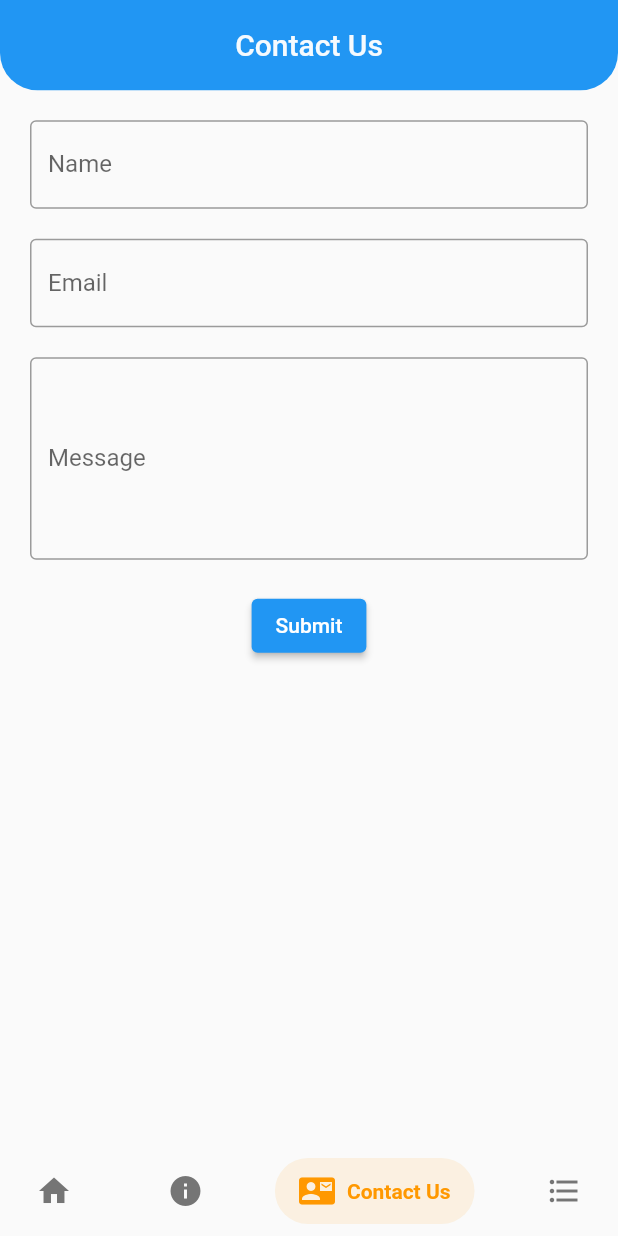
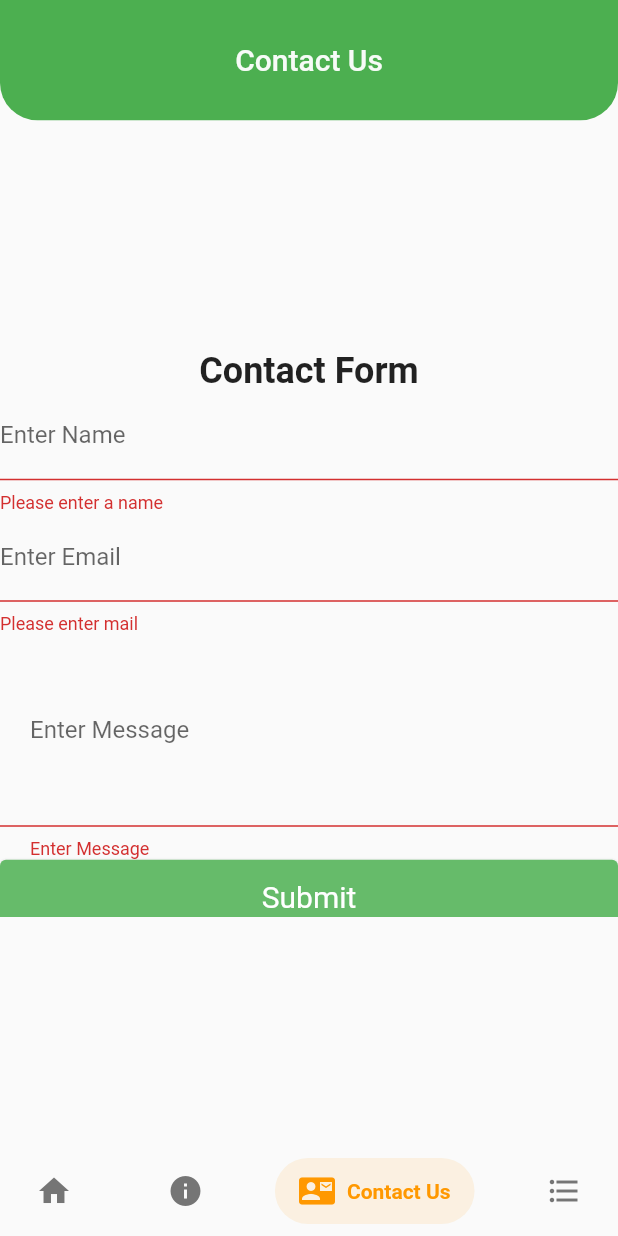
Before and after one commit to KhfifiSlim/FlutterProjectMpdam, a Flutter app: the screen it shows after launch, item 3 of the bottom bar chosen, after a tap on "Submit", on a phone screen of 412 x 824 dp. Run offline on Flutter 3.47's test engine with Material 2 defaults, Android fonts, the phone set to English and light mode, and no system bars; drawn by our look-alikes of salomon_bottom_bar; network calls fail.

Commit message:
FormPage contact page

```diff
--- /dev/null
+++ b/lib/FormPage.dart
@@ -0,0 +1,269 @@
+import 'package:flutter/material.dart';
+import 'package:flutterproject/welcome.dart';
+import 'package:salomon_bottom_bar/salomon_bottom_bar.dart';
+
+import 'InfoPage.dart';
+
+
+void main() {
+  runApp(const FormApp());
+}
+
+class FormApp extends StatelessWidget {
+  const FormApp({Key? key}) : super(key: key);
+
+  @override
+  Widget build(BuildContext context) {
+    return MaterialApp(
+      debugShowCheckedModeBanner: false,
+      title: 'Contact Us',
+      home: const FormPage(title: 'Contact Us'),
+    );
+  }
+}
+
+class FormPage extends StatefulWidget {
+  const FormPage({Key? key, required this.title}) : super(key: key);
+
+  final String title;
+
+  @override
+  _FormPageState createState() => _FormPageState();
+}
+
+class _FormPageState extends State<FormPage> {
+   int _selectedIndex = 2;
+  final _navBarItems = [
+    SalomonBottomBarItem(
+      icon: const Icon(Icons.home),
+      title: const Text("Home"),
+      selectedColor: Colors.purple,
+    ),
+    SalomonBottomBarItem(
+      icon: const Icon(Icons.info),
+      title: const Text("Info"),
+      selectedColor: Colors.pink,
+    ),
+    SalomonBottomBarItem(
+      icon: const Icon(Icons.contact_mail),
+      title: const Text("Contact Us"),
+      selectedColor: Colors.orange,
+    ),
+    SalomonBottomBarItem(
+      icon: const Icon(Icons.format_list_bulleted),
+      title: const Text("Join"),
+      selectedColor: Colors.teal,
+    ),
+  ];
+  @override
+  Widget build(BuildContext context) {
+    return Scaffold(
+      appBar: AppBar(
+        title: const Text('Contact Us'),
+        titleSpacing: 00.0,
+        centerTitle: true,
+        toolbarHeight: 80.2,
+        toolbarOpacity: 0.8,
+        shape: const RoundedRectangleBorder(
+          borderRadius: BorderRadius.only(
+              bottomRight: Radius.circular(25),
+              bottomLeft: Radius.circular(25)),
+        ),
+        elevation: 0.00,
+        backgroundColor: Colors.green[500],
+      ),
+      body: Center(
+        child: Column(
+          mainAxisAlignment: MainAxisAlignment.center,
+          children: [
+            Text(
+              'Contact Form',
+              style: TextStyle(
+                fontSize: 24,
+                fontWeight: FontWeight.bold,
+              ),
+            ),
+            SizedBox(
+              height: 350,
+              child: Container(
+                child: ContactForm(),
+              ),
+            ),
+          ],
+        ),
+      ),bottomNavigationBar: SalomonBottomBar(
+        currentIndex: _selectedIndex,
+        selectedItemColor: const Color(0xff6200ee),
+        unselectedItemColor: const Color(0xff757575),
+        onTap: (index) {
+          switch (index) {
+            case 0:
+                Navigator.pushReplacement(
+                  context,
+                  MaterialPageRoute(
+                    builder: (context) =>  welcome(),
+                    fullscreenDialog: true,
+                    maintainState: true,
+
+                  ),
+                );
+                break;
+            case 1:
+              Navigator.pushReplacement(
+                context,
+                MaterialPageRoute(
+                  builder: (context) => InfoPage(),
+                  fullscreenDialog: true,
+                  maintainState: true,
+                ),
+              );
+              break;
+            case 2:
+              Navigator.pushReplacement(
+                context,
+                MaterialPageRoute(
+                  builder: (context) => const FormApp(),
+                  fullscreenDialog: true,
+                  maintainState: true,
+                ),
+              );
+              break;
+            case 3:
+              Navigator.pushReplacement(
+                context,
+                MaterialPageRoute(
+                  builder: (context) =>  InfoPage(),
+                  fullscreenDialog: true,
+                  maintainState: true,
+                ),
+              );
+              break;
+          }
+          setState(() {
+            _selectedIndex = index;
+          });
+        },
+        items: _navBarItems,
+      ),
+
+    );
+  }
+}
+
+
+class ContactForm extends StatefulWidget {
+  @override
+  _ContactFormState createState() => _ContactFormState();
+}
+
+class _ContactFormState extends State<ContactForm> {
+  final _formKey = GlobalKey<FormState>();
+
+  String _name = '';
+  String _email = '';
+  String _Message = '';
+
+
+
+  @override
+  Widget build(BuildContext context) {
+    // Build a Form widget using the _formKey we created above
+    return Form(
+        key: _formKey,
+        child: ListView(
+          children: getFormWidget(),
+        ));
+  }
+
+  List<Widget> getFormWidget() {
+    List<Widget> formWidget = [];
+
+    formWidget.add(TextFormField(
+      decoration:
+          const InputDecoration(labelText: 'Enter Name', hintText: 'Name'),
+      validator: (value) {
+        if (value!.isEmpty) {
+          return 'Please enter a name';
+        } else {
+          return null;
+        }
+      },
+      onSaved: (value) {
+        setState(() {
+          _name = value.toString();
+        });
+      },
+    ));
+
+    validateEmail(String? value) {
+      if (value!.isEmpty) {
+        return 'Please enter mail';
+      }
+
+      Pattern pattern =
+          r'^(([^<>()[\]\\.,;:\s@\"]+(\.[^<>()[\]\\.,;:\s@\"]+)*)|(\".+\"))@((\[[0-9]{1,3}\.[0-9]{1,3}\.[0-9]{1,3}\.[0-9]{1,3}\])|(([a-zA-Z\-0-9]+\.)+[a-zA-Z]{2,}))$';
+      RegExp regex = RegExp(pattern.toString());
+      if (!regex.hasMatch(value.toString())) {
+        return 'Enter Valid Email';
+      } else {
+        return null;
+      }
+    }
+
+    formWidget.add(TextFormField(
+      decoration:
+          const InputDecoration(labelText: 'Enter Email', hintText: 'Email'),
+      keyboardType: TextInputType.emailAddress,
+      validator: validateEmail,
+      onSaved: (value) {
+        setState(() {
+          _email = value.toString();
+        });
+      },
+    ));
+
+   formWidget.add(SizedBox(
+  height: 150,
+  child: TextFormField(
+    decoration: const InputDecoration(
+      hintText: 'Message',
+      labelText: 'Enter Message',
+      contentPadding: EdgeInsets.symmetric(vertical: 50, horizontal: 20),
+
+    ),
+    keyboardType: TextInputType.number,
+    validator: (value) {
+      if (value!.isEmpty) {
+        return 'Enter Message';
+      } else {
+        return null;
+      }
+    },
+  ),
+));
+
+
+
+
+    void onPressedSubmit() {
+      if (_formKey.currentState!.validate()) {
+        _formKey.currentState?.save();
+        ScaffoldMessenger.of(context)
+            .showSnackBar(const SnackBar(content: Text('Form Submitted')));
+      }
+    }
+
+   formWidget.add(ElevatedButton(
+  onPressed: onPressedSubmit,
+  child: const Text('Submit'),
+  style: ElevatedButton.styleFrom(
+    fixedSize: Size(150, 50), // sets the size of the button
+    textStyle: TextStyle(fontSize: 20),
+    backgroundColor: Colors.green[400],
+// sets the size of the text
+  ),
+));
+
+    return formWidget;
+  }
+}
--- a/lib/InfoPage.dart
+++ b/lib/InfoPage.dart
@@ -1,4 +1,5 @@
 import 'package:flutter/material.dart';
+import 'package:flutterproject/FormPage.dart';
 import 'package:flutterproject/preinscription.dart';
 import 'package:flutterproject/welcome.dart';
 import 'package:http/http.dart' as http;
@@ -6,7 +7,7 @@ import 'package:salomon_bottom_bar/salomon_bottom_bar.dart';
 import 'dart:convert';
 import 'Enseignant.dart';
 import 'Semester.dart';
-import 'contact.dart';
+import 'FormPage.dart';
 import 'welcome.dart';
 
 class InfoPage extends StatefulWidget {
@@ -200,7 +201,7 @@ class _InfoPageState extends State<InfoPage> {
                 Navigator.pushReplacement(
                   context,
                   MaterialPageRoute(
-                    builder: (context) =>  contact(),
+                    builder: (context) =>  FormApp(),
                     fullscreenDialog: true,
                     maintainState: true,
 
--- a/lib/preinscription.dart
+++ b/lib/preinscription.dart
@@ -6,7 +6,7 @@ import 'dart:convert';
 import 'Enseignant.dart';
 import 'Semester.dart';
 import 'InfoPage.dart';
-import 'contact.dart';
+import 'FormPage.dart';
 
 class preinscription extends StatefulWidget {
   @override
@@ -181,7 +181,7 @@ class _preinscription extends State<preinscription> {
                 Navigator.pushReplacement(
                   context,
                   MaterialPageRoute(
-                    builder: (context) =>  contact(),
+                    builder: (context) =>  FormApp(),
                     fullscreenDialog: true,
                     maintainState: true,
 
--- a/lib/welcome.dart
+++ b/lib/welcome.dart
@@ -1,8 +1,9 @@
 import 'dart:convert';
 import 'package:flutter/material.dart';
+import 'package:flutterproject/FormPage.dart';
 import 'package:flutterproject/InfoPage.dart';
 import 'package:flutterproject/table.dart';
-import 'package:flutterproject/contact.dart';
+import 'package:flutterproject/FormPage.dart';
 import 'package:flutterproject/preinscription.dart';
 import 'package:http/http.dart' as http;
 import 'package:salomon_bottom_bar/salomon_bottom_bar.dart';
@@ -191,7 +192,7 @@ void _fetchWelcome() async {
                 Navigator.pushReplacement(
                   context,
                   MaterialPageRoute(
-                    builder: (context) =>  contact(),
+                    builder: (context) =>  FormApp(),
                     fullscreenDialog: true,
                     maintainState: true,
 
```
